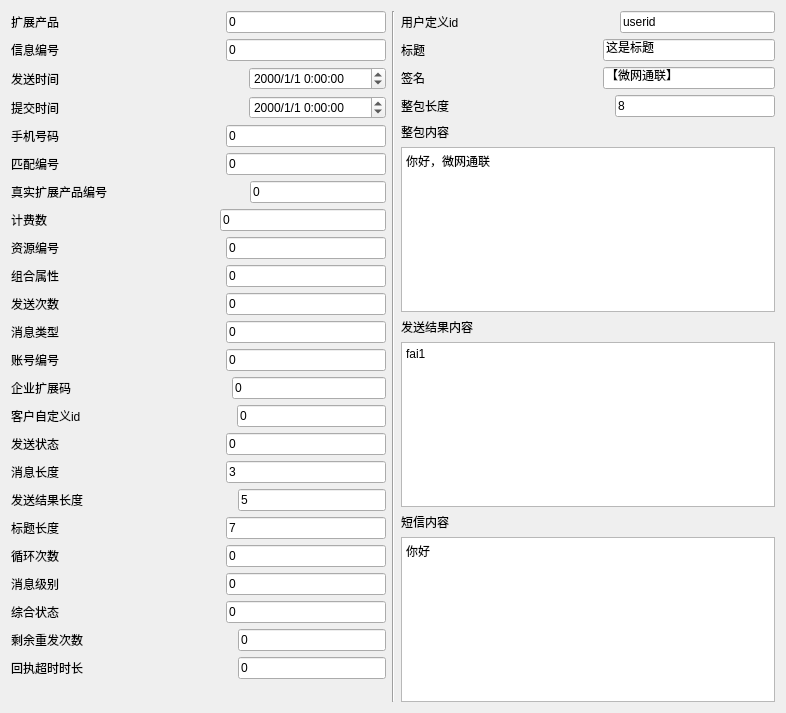
Before: the Qt Designer form MsgTest/UI/UI_SMsgSendData.ui in XiaoJiaoYaZi/welink, drawn with Qt 5.
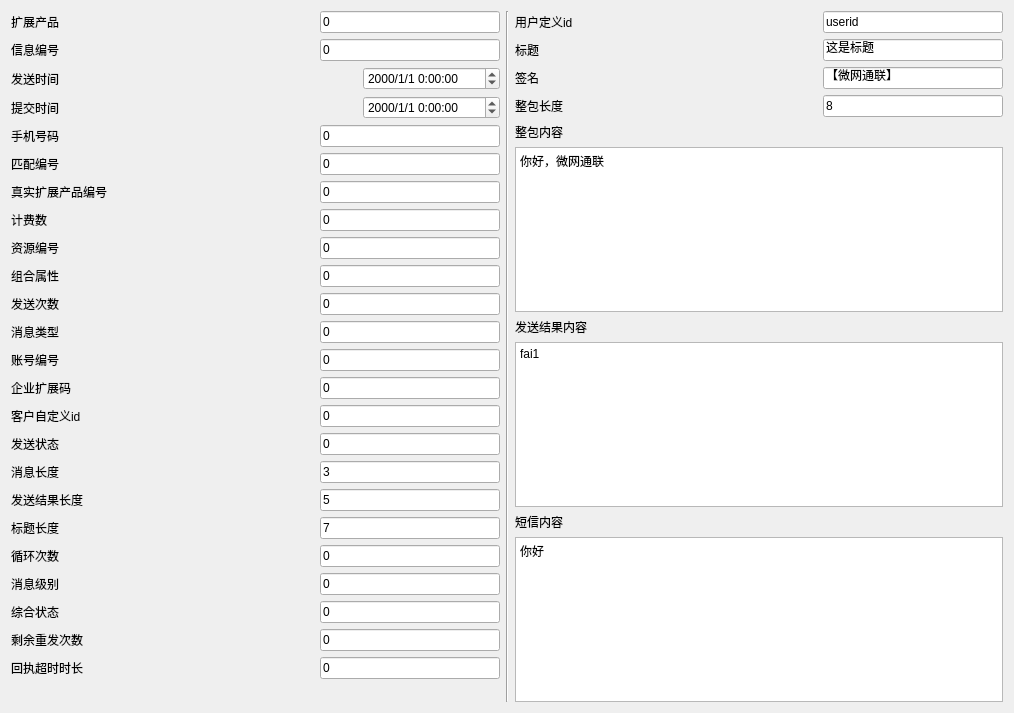
After: the same form once the commit is applied.

```diff
--- a/MsgTest/UI/UI_SMsgSendData.ui
+++ b/MsgTest/UI/UI_SMsgSendData.ui
@@ -6,7 +6,7 @@
    <rect>
     <x>0</x>
     <y>0</y>
-    <width>786</width>
+    <width>1014</width>
     <height>713</height>
    </rect>
   </property>
```
